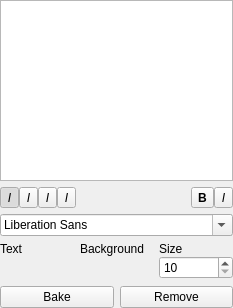
The window that src/client/ui/textsettings.ui (drawpile/Drawpile) describes before a commit, drawn with Qt 5.
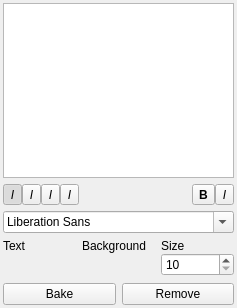
The same window after the commit. Icons and pictures are not drawn. Custom widgets are drawn as their Qt base class.

```diff
--- a/src/client/ui/textsettings.ui
+++ b/src/client/ui/textsettings.ui
@@ -14,7 +14,7 @@
   </property>
   <layout class="QVBoxLayout" >
    <property name="margin" >
-    <number>0</number>
+    <number>3</number>
    </property>
    <item>
     <widget class="QTextEdit" name="content" />
```
